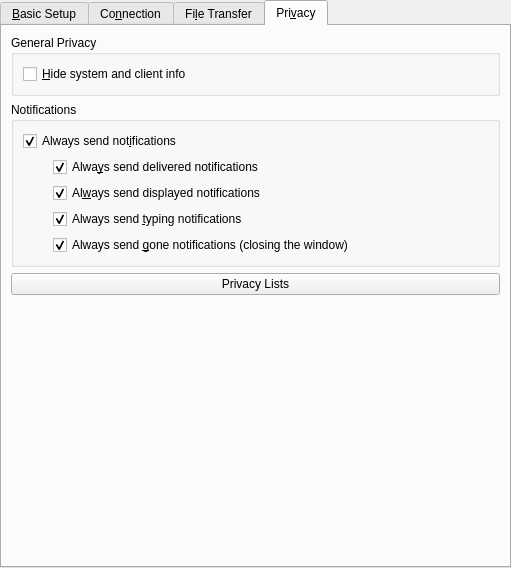
First picture: the form in protocols/jabber/ui/dlgjabbereditaccountwidget.ui, repository KDE/kopete, before the edit.
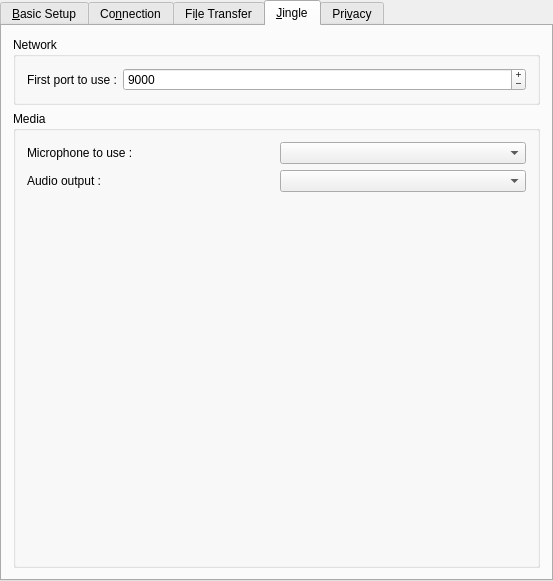
Second picture: the form after the edit. The open tabs and pages were chosen to show the change. Custom widgets are drawn as their Qt base class.

Commit message: * Add configuration tab in jabber edit account widget;  * Cleared up session incoming TODO's.

Patch:
```diff
--- a/protocols/jabber/ui/dlgjabbereditaccountwidget.ui
+++ b/protocols/jabber/ui/dlgjabbereditaccountwidget.ui
@@ -6,8 +6,8 @@
    <rect>
     <x>0</x>
     <y>0</y>
-    <width>511</width>
-    <height>568</height>
+    <width>553</width>
+    <height>581</height>
    </rect>
   </property>
   <property name="windowTitle" >
@@ -37,6 +37,9 @@
    </property>
    <item>
     <widget class="QTabWidget" name="tabWidget10" >
+     <property name="tabShape" >
+      <enum>QTabWidget::Rounded</enum>
+     </property>
      <property name="currentIndex" >
       <number>0</number>
      </property>
@@ -842,6 +845,113 @@
        </item>
       </layout>
      </widget>
+     <widget class="QWidget" name="TabPage" >
+      <attribute name="title" >
+       <string>&amp;Jingle</string>
+      </attribute>
+      <layout class="QVBoxLayout" name="verticalLayout_4" >
+       <item>
+        <layout class="QVBoxLayout" name="verticalLayout_3" >
+         <item>
+          <widget class="QGroupBox" name="groupBox_2" >
+           <property name="title" >
+            <string>Network</string>
+           </property>
+           <layout class="QVBoxLayout" name="verticalLayout" >
+            <item>
+             <layout class="QHBoxLayout" name="horizontalLayout" >
+              <item>
+               <widget class="QLabel" name="label" >
+                <property name="text" >
+                 <string>First port to use :</string>
+                </property>
+               </widget>
+              </item>
+              <item>
+               <widget class="QSpinBox" name="firstPortEdit" >
+                <property name="sizePolicy" >
+                 <sizepolicy vsizetype="Fixed" hsizetype="Expanding" >
+                  <horstretch>0</horstretch>
+                  <verstretch>0</verstretch>
+                 </sizepolicy>
+                </property>
+                <property name="toolTip" >
+                 <string>Set the first incoming port to use for Jingle sessions.
+One media type uses 2 ports and each new Jingle session will use the next 2 available ports.</string>
+                </property>
+                <property name="buttonSymbols" >
+                 <enum>QAbstractSpinBox::PlusMinus</enum>
+                </property>
+                <property name="minimum" >
+                 <number>1</number>
+                </property>
+                <property name="maximum" >
+                 <number>65535</number>
+                </property>
+                <property name="value" >
+                 <number>9000</number>
+                </property>
+               </widget>
+              </item>
+             </layout>
+            </item>
+           </layout>
+          </widget>
+         </item>
+         <item>
+          <widget class="QGroupBox" name="groupBox_3" >
+           <property name="title" >
+            <string>Media</string>
+           </property>
+           <layout class="QVBoxLayout" name="verticalLayout_2" >
+            <item>
+             <layout class="QHBoxLayout" name="horizontalLayout_2" >
+              <item>
+               <widget class="QLabel" name="label_2" >
+                <property name="text" >
+                 <string>Microphone to use :</string>
+                </property>
+               </widget>
+              </item>
+              <item>
+               <widget class="QComboBox" name="audioInputsCombo" />
+              </item>
+             </layout>
+            </item>
+            <item>
+             <layout class="QHBoxLayout" name="horizontalLayout_3" >
+              <item>
+               <widget class="QLabel" name="label_3" >
+                <property name="text" >
+                 <string>Audio output :</string>
+                </property>
+               </widget>
+              </item>
+              <item>
+               <widget class="QComboBox" name="audioOutputsCombo" />
+              </item>
+             </layout>
+            </item>
+            <item>
+             <spacer name="verticalSpacer_2" >
+              <property name="orientation" >
+               <enum>Qt::Vertical</enum>
+              </property>
+              <property name="sizeHint" stdset="0" >
+               <size>
+                <width>20</width>
+                <height>321</height>
+               </size>
+              </property>
+             </spacer>
+            </item>
+           </layout>
+          </widget>
+         </item>
+        </layout>
+       </item>
+      </layout>
+     </widget>
      <widget class="QWidget" name="TabPage" >
       <attribute name="title" >
        <string>Pri&amp;vacy</string>
```
Left out of the diff: 226 changed lines with no effect on the pictures. The commit also changes 12 other files.
